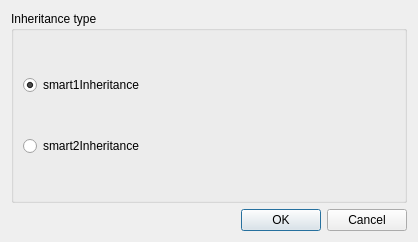
Before: the Qt Designer form projectgenerator/ui/ili2db_options.ui in opengisch/QgisModelBaker, drawn with Qt 5.
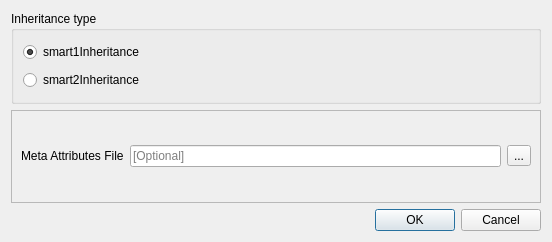
After: the same form once the commit is applied.

Commit message:
Specify external meta attributes file in GUI
Specify an external meta attributes file (.toml) in Advanced Options and provide it to ili2db by --iliMetaAttrs

(Plus small fix, that on Advanced Options with "Cancel" the settings are not stored)

The edit to the form file:
```diff
--- a/projectgenerator/ui/ili2db_options.ui
+++ b/projectgenerator/ui/ili2db_options.ui
@@ -6,7 +6,7 @@
    <rect>
     <x>0</x>
     <y>0</y>
-    <width>418</width>
+    <width>552</width>
     <height>242</height>
    </rect>
   </property>
@@ -53,7 +53,7 @@
      </layout>
     </widget>
    </item>
-   <item row="1" column="0">
+   <item row="2" column="0">
     <widget class="QDialogButtonBox" name="buttonBox">
      <property name="orientation">
       <enum>Qt::Horizontal</enum>
@@ -63,6 +63,45 @@
      </property>
     </widget>
    </item>
+   <item row="1" column="0">
+    <widget class="QFrame" name="frame">
+     <property name="frameShape">
+      <enum>QFrame::StyledPanel</enum>
+     </property>
+     <property name="frameShadow">
+      <enum>QFrame::Raised</enum>
+     </property>
+     <layout class="QGridLayout" name="gridLayout_2">
+      <item row="0" column="0">
+       <widget class="QLabel" name="toml_file_label">
+        <property name="text">
+         <string>Meta Attributes File</string>
+        </property>
+       </widget>
+      </item>
+      <item row="0" column="1">
+       <widget class="QLineEdit" name="toml_file_line_edit">
+        <property name="toolTip">
+         <string>Choose optional TOML file</string>
+        </property>
+        <property name="placeholderText">
+         <string>[Optional]</string>
+        </property>
+       </widget>
+      </item>
+      <item row="0" column="2">
+       <widget class="QToolButton" name="toml_file_browse_button">
+        <property name="toolTip">
+         <string>Browse TOML files</string>
+        </property>
+        <property name="text">
+         <string>...</string>
+        </property>
+       </widget>
+      </item>
+     </layout>
+    </widget>
+   </item>
   </layout>
  </widget>
  <resources/>
```
The commit also changes 3 other files.
